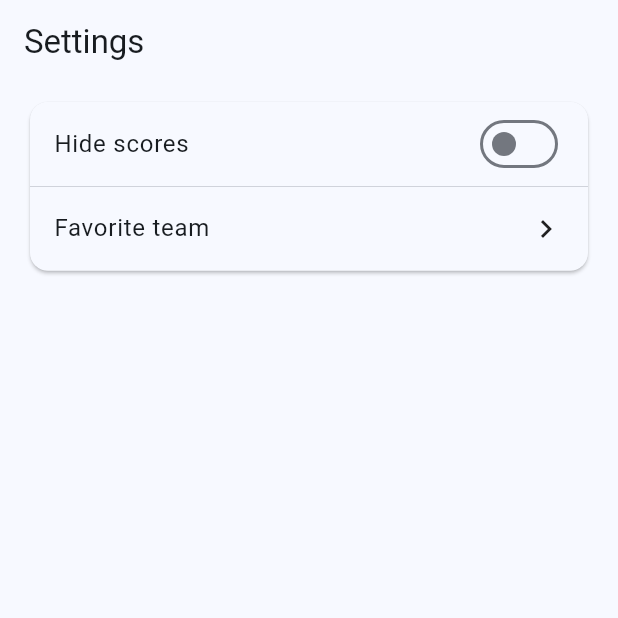
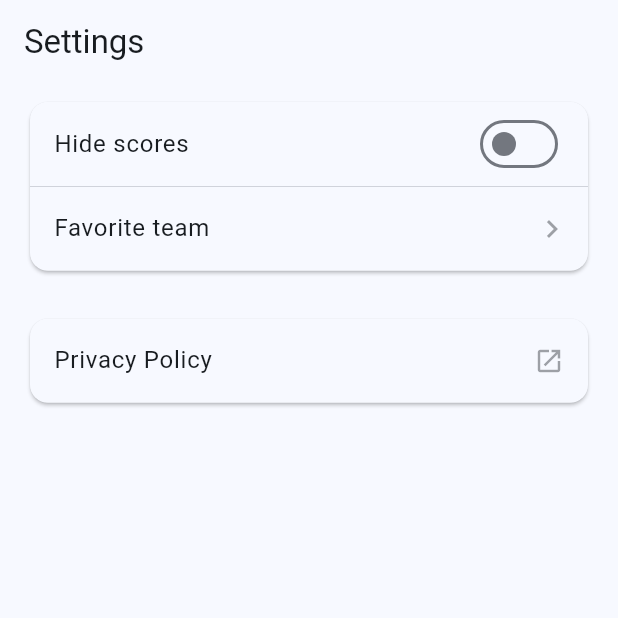
Before and after one commit to igorilin13/flutternba, a Flutter app: the SettingsScreen screen opened directly, on a phone screen of 412 x 824 dp, the top half of it. Run offline on Flutter 3.47's test engine with Material 3 defaults, Android fonts, the phone set to English and light mode, and no system bars; our stand-ins replace cloud_firestore, cloud_functions, envied, firebase_core, firebase_crashlytics, flutter_bloc and 5 more; accounts and stored records are empty; generated files the repository leaves out were written again.

Commit message:
Add privacy policy link

```diff
--- /dev/null
+++ b/lib/common/app_config.dart
@@ -0,0 +1,9 @@
+import 'package:envied/envied.dart';
+
+part 'app_config.g.dart';
+
+@envied
+abstract class AppConfig {
+  @EnviedField(varName: 'PRIVACY_POLICY_URL')
+  static const String privacyPolicyUrl = _AppConfig.privacyPolicyUrl;
+}
--- a/lib/ui/core/strings.dart
+++ b/lib/ui/core/strings.dart
@@ -69,6 +69,7 @@ class UiStrings {
   static const String boxScoreHideScoreOnMessage =
       "Hide scores mode is on.\nContinue anyway?";
   static const String actionRevealBoxScore = "Show score";
+  static const String linkPrivacyPolicy = "Privacy Policy";
 
   static String playoffWithDateFormat(String date) => "$date • Playoffs";
 
--- a/lib/ui/settings/settings_screen.dart
+++ b/lib/ui/settings/settings_screen.dart
@@ -1,11 +1,13 @@
 import 'package:flutter/material.dart';
 import 'package:flutter_bloc/flutter_bloc.dart';
+import 'package:flutternba/common/app_config.dart';
 import 'package:flutternba/ui/core/components/app_bar.dart';
 import 'package:flutternba/ui/core/components/progress_indicator.dart';
 import 'package:flutternba/ui/core/strings.dart';
 import 'package:flutternba/ui/favorite/change/change_favorite_screen.dart';
 import 'package:flutternba/ui/settings/settings_cubit.dart';
 import 'package:flutternba/ui/settings/settings_state.dart';
+import 'package:url_launcher/url_launcher.dart';
 
 class SettingsScreen extends StatefulWidget {
   const SettingsScreen({super.key});
@@ -16,8 +18,6 @@ class SettingsScreen extends StatefulWidget {
 
 class _SettingsScreenState extends State<SettingsScreen>
     with AutomaticKeepAliveClientMixin {
-  static const double _settingHorizontalPadding = 16;
-
   @override
   Widget build(BuildContext context) {
     super.build(context);
@@ -32,6 +32,7 @@ class _SettingsScreenState extends State<SettingsScreen>
           body: Padding(
             padding: const EdgeInsets.symmetric(horizontal: 16, vertical: 8),
             child: Column(
+              crossAxisAlignment: CrossAxisAlignment.start,
               children: [
                 Card(
                   clipBehavior: Clip.hardEdge,
@@ -49,10 +50,30 @@ class _SettingsScreenState extends State<SettingsScreen>
                         context,
                         state.favoriteTeamState,
                         () => ChangeFavoriteTeamScreen.navigate(context),
-                      )
+                      ),
                     ],
                   ),
                 ),
+                const SizedBox(height: 24),
+                Card(
+                  clipBehavior: Clip.hardEdge,
+                  child: Column(
+                    children: [
+                      ListTile(
+                        contentPadding: const EdgeInsets.symmetric(
+                          horizontal: 16,
+                        ),
+                        title: const Text(UiStrings.linkPrivacyPolicy),
+                        trailing: Icon(
+                          Icons.launch,
+                          color: _getTrailingIconColor(context),
+                          size: 20,
+                        ),
+                        onTap: _openPrivacyPolicy,
+                      ),
+                    ],
+                  ),
+                )
               ],
             ),
           ),
@@ -66,22 +87,10 @@ class _SettingsScreenState extends State<SettingsScreen>
     bool value,
     void Function(bool) onChanged,
   ) {
-    return Padding(
-      padding: const EdgeInsets.symmetric(
-        horizontal: _settingHorizontalPadding,
-        vertical: 4,
-      ),
-      child: Row(
-        children: [
-          Expanded(
-            child: Text(
-              UiStrings.settingHideScores,
-              style: Theme.of(context).textTheme.bodyLarge,
-            ),
-          ),
-          Switch.adaptive(value: value, onChanged: onChanged)
-        ],
-      ),
+    return ListTile(
+      contentPadding: const EdgeInsets.symmetric(horizontal: 16),
+      title: const Text(UiStrings.settingHideScores),
+      trailing: Switch.adaptive(value: value, onChanged: onChanged),
     );
   }
 
@@ -90,25 +99,11 @@ class _SettingsScreenState extends State<SettingsScreen>
     FavoriteTeamSettingState state,
     VoidCallback onTap,
   ) {
-    return InkWell(
+    return ListTile(
+      contentPadding: const EdgeInsets.only(left: 16, right: 12),
+      title: const Text(UiStrings.settingFavoriteTeam),
+      trailing: buildFavoriteTeamSettingValue(context, state),
       onTap: onTap,
-      child: Padding(
-        padding: const EdgeInsets.symmetric(
-          horizontal: _settingHorizontalPadding,
-          vertical: 16,
-        ),
-        child: Row(
-          children: [
-            Expanded(
-              child: Text(
-                UiStrings.settingFavoriteTeam,
-                style: Theme.of(context).textTheme.bodyLarge,
-              ),
-            ),
-            buildFavoriteTeamSettingValue(context, state)
-          ],
-        ),
-      ),
     );
   }
 
@@ -123,27 +118,36 @@ class _SettingsScreenState extends State<SettingsScreen>
           child: NbaProgressIndicator(size: NbaProgressIndicatorSize.small),
         );
       case FavoriteTeamErrorState() || NoFavoriteTeamState():
-        return const Icon(Icons.chevron_right);
+        return Icon(
+          Icons.chevron_right,
+          color: _getTrailingIconColor(context),
+        );
       case HasFavoriteTeamState():
         return Row(
+          mainAxisSize: MainAxisSize.min,
           children: [
-            const SizedBox(width: 4),
             Text(
               state.team.name,
               style: Theme.of(context).textTheme.labelLarge,
             ),
             Icon(
               Icons.chevron_right,
-              color: Theme.of(context)
-                  .colorScheme
-                  .onSurfaceVariant
-                  .withOpacity(0.5),
+              color: _getTrailingIconColor(context),
             ),
           ],
         );
     }
   }
 
+  Color _getTrailingIconColor(BuildContext context) {
+    return Theme.of(context).colorScheme.onSurfaceVariant.withOpacity(0.5);
+  }
+
+  void _openPrivacyPolicy() {
+    final url = Uri.parse(AppConfig.privacyPolicyUrl);
+    launchUrl(url);
+  }
+
   @override
   bool get wantKeepAlive => true;
 }
--- a/pubspec.yaml
+++ b/pubspec.yaml
@@ -27,16 +27,18 @@ dependencies:
   infinite_scroll_pagination: ^4.0.0
   cloud_functions: ^5.0.1
   firebase_crashlytics: ^4.0.2
+  envied: ^0.5.4+1
+  url_launcher: ^6.3.0
 
 dev_dependencies:
   flutter_test:
     sdk: flutter
 
   flutter_lints: ^3.0.1
-  build_runner: ^2.4.8
+  build_runner: ^2.4.9
   json_serializable: ^6.7.1
   flutter_launcher_icons: ^0.11.0
-  envied_generator: ^0.5.3
+  envied_generator: ^0.5.4+1
   freezed: ^2.4.7
 
 flutter:
```
Also changed, not shown: pubspec.lock, 2 other files.
